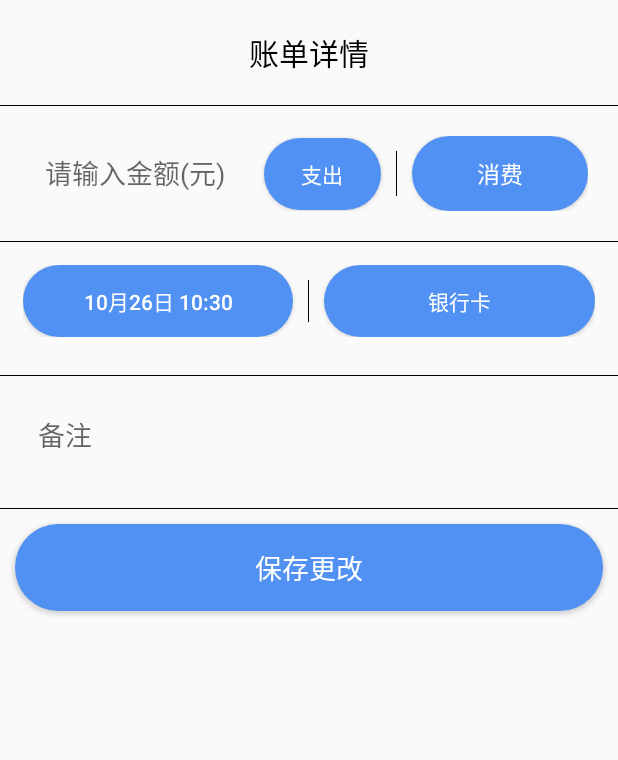
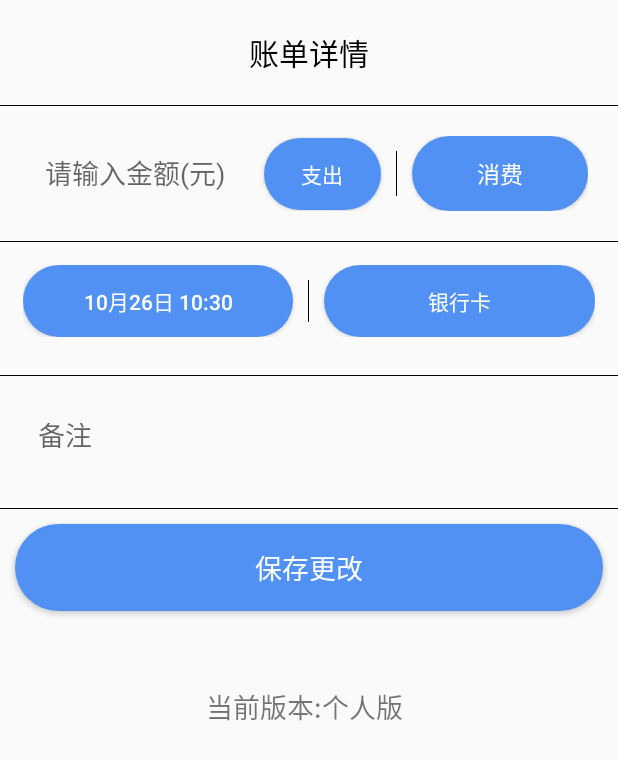
Before and after one commit to FuShengDuoBuYu/AutoBookKeepingBeta, an Android app: the OrderDetailActivity screen opened directly, with no data from a screen before it, on a phone screen of 412 x 824 dp. Shown: the top 760 px of the screen. Run offline under Robolectric (Android 15) with nearby library versions, the phone set to English and light mode, and no system bars.

Commit message:
基本完成一键切换功能

```diff
--- a/AutoBookKeeping/app/src/main/java/com/beta/autobookkeeping/OrderDetailActivity.java
+++ b/AutoBookKeeping/app/src/main/java/com/beta/autobookkeeping/OrderDetailActivity.java
@@ -28,12 +28,14 @@ import com.beta.autobookkeeping.SMStools.SMSService;
 import java.util.Calendar;
 
 import Util.Util;
+import Util.SpUtils;
 
 public class OrderDetailActivity extends AppCompatActivity {
     //点击item修改的标志
     boolean isChangeOrderInfo = false;
     private Button btnSaveChanges,btnCostType,btnGetCurrentTime,btnPayWay,btnOrderType;
     private EditText etOrderNumber,etOrderRemark;
+    private TextView tv_order_status;
     int costType,payWayType,orderTypeIndex;
     //如果读取短信内容,短信的实质信息
     String[] msgContent;
@@ -61,7 +63,6 @@ public class OrderDetailActivity extends AppCompatActivity {
         btnSaveChanges.setOnClickListener(new View.OnClickListener() {
             @Override
             public void onClick(View view) {
-                Util.toastMsg(OrderDetailActivity.this,"保存成功");
                 setDataBaseData();
                 finish();
             }
@@ -97,6 +98,8 @@ public class OrderDetailActivity extends AppCompatActivity {
                 showPayWay();
             }
         });
+        //显示当前的账单状态
+        tv_order_status.setText("当前版本:"+SpUtils.get(OrderDetailActivity.this,"OrderStatus","").toString());
     }
 
     //找到各个组件
@@ -109,7 +112,7 @@ public class OrderDetailActivity extends AppCompatActivity {
         btnOrderType = findViewById(R.id.btnOrderType);
         btnCostType = findViewById(R.id.btnCostType);
         btnSaveChanges = findViewById(R.id.btnSaveChanges);
-
+        tv_order_status = findViewById(R.id.tv_order_status);
     }
 
     @Override
@@ -242,6 +245,11 @@ public class OrderDetailActivity extends AppCompatActivity {
 
     //写入数据库数据
     public void setDataBaseData(){
+        //家庭版下不允许修改账单信息
+        if(SpUtils.get(OrderDetailActivity.this,"OrderStatus","").toString().equals("家庭版")){
+            Util.toastMsg(OrderDetailActivity.this,"家庭版下不允许修改账单信息,请前往设置切换个人版");
+            return;
+        }
         SMSDataBase smsDb = new SMSDataBase(OrderDetailActivity.this, "orderInfo", null, 1);
         SQLiteDatabase db = smsDb.getWritableDatabase();
         //执行更新数据库操作
@@ -298,6 +306,7 @@ public class OrderDetailActivity extends AppCompatActivity {
             //写入账单备注
             values.put("orderRemark",etOrderRemark.getText().toString());
             db.insert("orderInfo",null,values);
+            Util.toastMsg(OrderDetailActivity.this,"保存成功");
         }
     }
 
--- a/AutoBookKeeping/app/src/main/res/layout/activity_order_detail.xml
+++ b/AutoBookKeeping/app/src/main/res/layout/activity_order_detail.xml
@@ -173,4 +173,20 @@
         android:background="@drawable/corner_btn"
         >
     </Button>
+    <!--当前账单状态-->
+    <LinearLayout
+        android:layout_width="match_parent"
+        android:layout_height="wrap_content"
+        android:layout_marginEnd="5dp"
+        android:orientation="vertical">
+        <TextView
+            android:layout_marginTop="40dp"
+            android:layout_width="wrap_content"
+            android:layout_height="wrap_content"
+            android:textSize="18sp"
+            android:layout_gravity="center_horizontal"
+            android:text=""
+            android:id="@+id/tv_order_status">
+        </TextView>
+    </LinearLayout>
 </LinearLayout>
```
Also changed, not shown: AutoBookKeeping/app/src/main/java/com/beta/autobookkeeping/SettingsActivity.java (+44 -3 lines), 1 other file.
